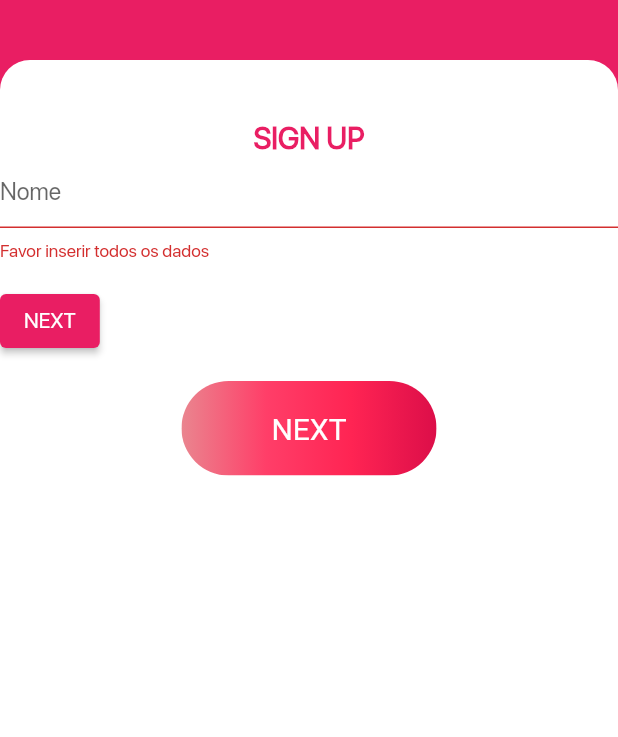
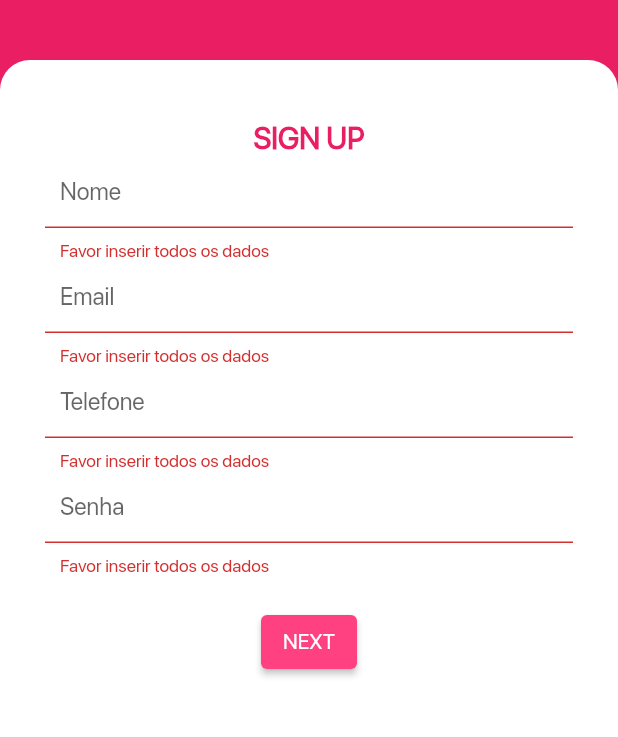
Before and after one commit to ItanuRomero/ramni-ecommerce, a Flutter app: the SignUp screen opened by its route, after a tap on "NEXT", on a phone screen of 412 x 824 dp, the part 84-821 px from its top. Run offline on Flutter 3.47's test engine with Material 2 defaults, Android fonts, the phone set to English and light mode, and no system bars; network calls fail; project files that could hold a hidden picture were left out.

Commit message:
adjustment of sign up form

```diff
--- a/app/lib/routes/signUp.dart
+++ b/app/lib/routes/signUp.dart
@@ -72,45 +72,6 @@ class MyStatelessWidget extends StatelessWidget {
                       child: SignUpForm(),
                     )
                   ],
-                ),
-                Row(
-                  mainAxisSize: MainAxisSize.min,
-                  children: <Widget>[
-                    ClipRRect(
-                      borderRadius: BorderRadius.circular(45),
-                      child: Stack(
-                        children: <Widget>[
-                          Positioned.fill(
-                            child: Container(
-                              decoration: const BoxDecoration(
-                                gradient: LinearGradient(
-                                  colors: <Color>[
-                                    Color.fromARGB(255, 234, 133, 143),
-                                    Color.fromARGB(255, 255, 62, 104),
-                                    Color.fromARGB(255, 255, 36, 83),
-                                    Color.fromARGB(255, 220, 14, 73),
-                                  ],
-                                ),
-                              ),
-                            ),
-                          ),
-                          TextButton(
-                            style: TextButton.styleFrom(
-                              foregroundColor: Colors.white,
-                              padding: const EdgeInsets.only(
-                                  right: 60, left: 60, bottom: 20, top: 20),
-                              textStyle: const TextStyle(fontSize: 20),
-                            ),
-                            onPressed: () {
-                              Navigator.of(context)
-                                  .pushNamed(RouteGenerator.loginPage);
-                            },
-                            child: const Text('NEXT'),
-                          ),
-                        ],
-                      ),
-                    )
-                  ],
                 )
               ])
             ])));
--- a/app/lib/routes/uploadPhoto.dart
+++ b/app/lib/routes/uploadPhoto.dart
@@ -80,7 +80,7 @@ class MyStatelessWidget extends StatelessWidget {
               padding: const EdgeInsets.only(bottom: 100.0, top: 30),
               child: TextButton(
                 style: TextButton.styleFrom(
-                  foregroundColor: Colors.pink,
+                  //foregroundColor: Colors.pink,
                   backgroundColor: Colors.white,
                   shape: const RoundedRectangleBorder(
                       borderRadius: BorderRadius.all(Radius.circular(45))),
@@ -99,7 +99,7 @@ class MyStatelessWidget extends StatelessWidget {
             children: <Widget>[
               TextButton(
                 style: TextButton.styleFrom(
-                  foregroundColor: Colors.pink,
+                  //foregroundColor: Colors.pink,
                   backgroundColor: Colors.white,
                   shape: const RoundedRectangleBorder(
                       borderRadius: BorderRadius.all(Radius.circular(45))),
--- /dev/null
+++ b/app/lib/widgets/formField.dart
@@ -0,0 +1,28 @@
+import 'package:flutter/material.dart';
+
+class TheFormField extends StatelessWidget {
+  const TheFormField({Key? key, required this.hintText, required this.password})
+      : super(key: key);
+
+  final String hintText;
+  final bool password;
+
+  @override
+  Widget build(BuildContext context) {
+    return Padding(
+      padding: const EdgeInsets.symmetric(horizontal: 30),
+      child: TextFormField(
+        decoration: InputDecoration(
+            hintText: hintText,
+            contentPadding: const EdgeInsets.symmetric(horizontal: 10)),
+        validator: (value) {
+          if (value == null || value.isEmpty) {
+            return 'Favor inserir todos os dados';
+          }
+          return null;
+        },
+        obscureText: password,
+      ),
+    );
+  }
+}
--- a/app/lib/widgets/signUpForm.dart
+++ b/app/lib/widgets/signUpForm.dart
@@ -1,4 +1,5 @@
 import 'package:app/routes.dart';
+import 'package:app/widgets/formField.dart';
 import 'package:flutter/material.dart';
 
 class SignUpForm extends StatefulWidget {
@@ -20,26 +21,36 @@ class SignUpFormState extends State<SignUpForm> {
       child: Column(
         crossAxisAlignment: CrossAxisAlignment.start,
         children: [
-          TextFormField(
-            decoration: const InputDecoration(hintText: "Nome"),
-            validator: (value) {
-              if (value == null || value.isEmpty) {
-                return 'Favor inserir todos os dados';
-              }
-              return null;
-            },
+          const TheFormField(hintText: "Nome", password: false),
+          const TheFormField(
+            hintText: "Email",
+            password: false,
           ),
-          Padding(
-            padding: const EdgeInsets.symmetric(vertical: 16.0),
+          const TheFormField(
+            hintText: "Telefone",
+            password: false,
+          ),
+          const TheFormField(
+            hintText: "Senha",
+            password: true,
+          ),
+          Center(
+            child: Padding(
+              padding: const EdgeInsets.symmetric(vertical: 20.0),
               child: ElevatedButton(
+                style: ElevatedButton.styleFrom(
+                    primary: Colors.pinkAccent,
+                    padding: const EdgeInsets.symmetric(
+                        vertical: 3, horizontal: 10)),
                 onPressed: () {
                   if (_formKey.currentState!.validate()) {
                     ScaffoldMessenger.of(context).showSnackBar(
-                    const SnackBar(content: Text('Processando dados')),
+                      const SnackBar(content: Text('Criando seu usuário')),
                     );
-                  Future.delayed(const Duration(milliseconds: 3000), () {
+                    Future.delayed(const Duration(milliseconds: 2000), () {
                       setState(() {
-                      Navigator.of(context).pushNamed(RouteGenerator.loginPage);
+                        Navigator.of(context)
+                            .pushNamed(RouteGenerator.loginPage);
                       });
                     });
                   }
@@ -47,6 +58,7 @@ class SignUpFormState extends State<SignUpForm> {
                 child: const Text('NEXT'),
               ),
             ),
+          )
         ],
       ),
     );
```
Lines whose indentation alone changed are shown as unchanged.
